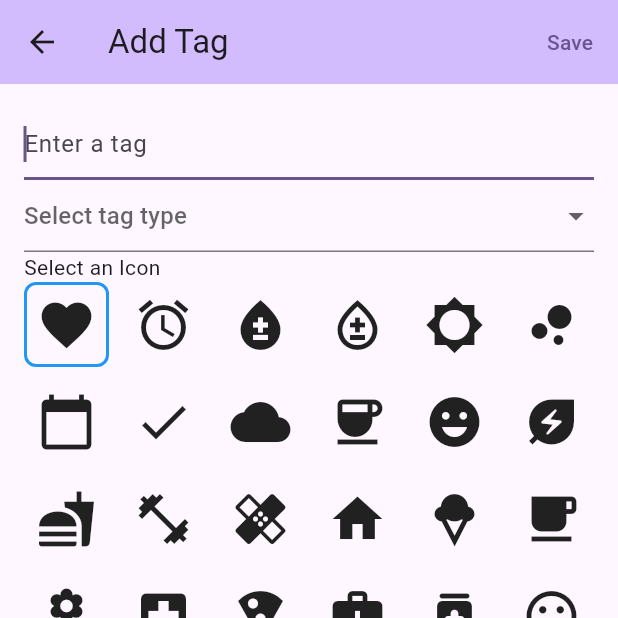
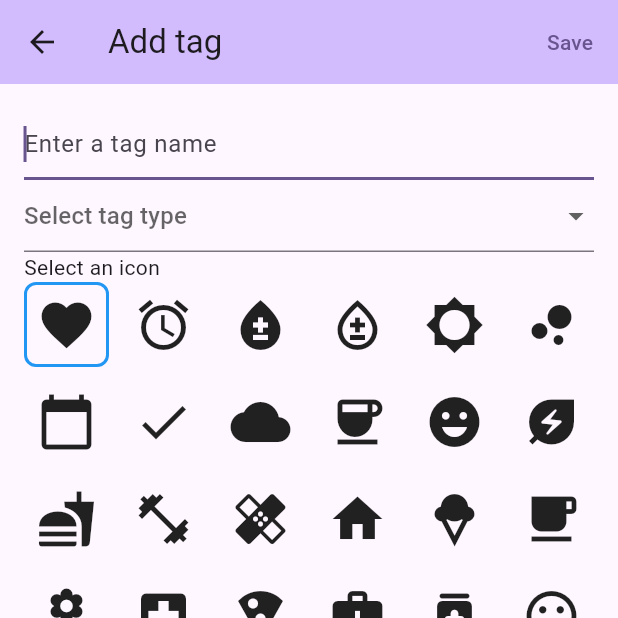
Before and after one commit to HoppenR/flutter-journal-app, a Flutter app: the screen it shows after launch, item 2 of the bottom bar chosen, after a tap on the "add" icon, on a phone screen of 412 x 824 dp, the top half of it. Run offline on Flutter 3.47's test engine with Material 3 defaults, Android fonts, the phone set to English and light mode, and no system bars; our stand-ins replace fl_chart, shared_preferences; generated files the repository leaves out were written again.

Commit message:
feat: localization

```diff
--- a/lib/main.dart
+++ b/lib/main.dart
@@ -1,8 +1,6 @@
 // Vim: set shiftwidth=2 :
 // TODO(Christoffer): Week-wise date picker that highlights a full week
 //                    (see twitch date picker for past broadcasts)
-
-// TODO(Christoffer): Add multilanguage support with intl/flutter_localizations
 
 // TODO(Christoffer): Display overflow tags as "multiple tags here"
 // https://media.discordapp.net/attachments/1260545436259717154/1348700838905909268/IMG_1473.png?ex=67d06b09&is=67cf1989&hm=ccff07c32299f9765e07d4bf4421af597c5b98ab47a82423b645c4e729ae3e70&=&format=webp&quality=lossless&width=496&height=1074
@@ -27,42 +25,80 @@
 import 'dart:ui';
 
 import 'package:flutter/material.dart';
-import 'package:flutter_localizations/flutter_localizations.dart';
-import 'package:intl/date_symbol_data_local.dart';
+import 'package:shared_preferences/shared_preferences.dart';
 
-import 'add_tag_form.dart';
-import 'calendar_week.dart';
-import 'graph.dart';
-import 'tag.dart';
-import 'utility.dart';
+import 'src/add_tag_form.dart';
+import 'src/calendar_week.dart';
+import 'src/generated/l10n/app_localizations.dart';
+import 'src/graph.dart';
+import 'src/tag.dart';
+import 'src/utility.dart';
 
-void main() {
-  initializeDateFormatting('sv_SE');
-  runApp(const JournalApp());
+void main() async {
+  WidgetsFlutterBinding.ensureInitialized();
+  final SharedPreferences prefs = await SharedPreferences.getInstance();
+
+  final String? localeCode = prefs.getString('locale');
+  final Locale? locale = localeCode != null ? Locale(localeCode) : null;
+  runApp(JournalApp(initialLocale: locale));
 }
 
-class JournalApp extends StatelessWidget {
-  const JournalApp({super.key});
+class JournalApp extends StatefulWidget {
+  const JournalApp({super.key, required this.initialLocale});
+
+  final Locale? initialLocale;
+
+  @override
+  State<JournalApp> createState() => JournalAppState();
+
+  static void setLocale(BuildContext context, Locale newLocale) {
+    final JournalAppState? state =
+        context.findAncestorStateOfType<JournalAppState>();
+    state?.changeLanguage(newLocale);
+  }
+}
+
+class JournalAppState extends State<JournalApp> {
+  late Locale? _locale;
+
+  void changeLanguage(Locale locale) {
+    setState(() {
+      _locale = locale;
+    });
+    _saveLanguage(locale);
+  }
+
+  Future<void> _saveLanguage(Locale locale) async {
+    final SharedPreferences prefs = await SharedPreferences.getInstance();
+    await prefs.setString('locale', locale.languageCode);
+  }
+
+  @override
+  void initState() {
+    super.initState();
+    _locale = widget.initialLocale;
+  }
 
   @override
   Widget build(BuildContext context) {
     return MaterialApp(
       scrollBehavior: JournalScrollBehavior(),
-      locale: const Locale('sv', 'SE'),
-      localizationsDelegates: const <LocalizationsDelegate<dynamic>>[
-        GlobalMaterialLocalizations.delegate,
-        GlobalWidgetsLocalizations.delegate,
-        GlobalCupertinoLocalizations.delegate,
-      ],
-      supportedLocales: const <Locale>[
-        Locale('sv', 'SE'),
-      ],
-      title: "Luunie's Journal",
+      localizationsDelegates: AppLocalizations.localizationsDelegates,
+      supportedLocales: AppLocalizations.supportedLocales,
+      locale: _locale,
+      onGenerateTitle: (BuildContext context) {
+        return AppLocalizations.of(context).appTitle;
+      },
       theme: ThemeData(
         colorScheme: ColorScheme.fromSeed(seedColor: Colors.deepPurple),
         useMaterial3: true,
       ),
-      home: const JournalPage(title: 'Journal'),
+      initialRoute: '/',
+      routes: <String, WidgetBuilder>{
+        '/': (BuildContext context) {
+          return JournalPage(title: AppLocalizations.of(context).appTitle);
+        },
+      },
     );
   }
 }
@@ -89,26 +125,47 @@ class JournalScrollBehavior extends MaterialScrollBehavior {
 // --- _JournalPageState ---
 
 class _JournalPageState extends State<JournalPage> {
-  static const int _initialPage = 1000;
   int _selectedViewIndex = 0;
+  final FocusNode _focusNode = FocusNode();
 
+  late int _initialPage;
   late DateTime _startDate;
   late ValueNotifier<int> _focusedPageNotifier;
   late PageController _pageController;
 
   @override
-  Widget build(BuildContext context) => Scaffold(
+  Widget build(BuildContext context) {
+    return Scaffold(
       appBar: AppBar(
         backgroundColor: Theme.of(context).colorScheme.inversePrimary,
         title: Text(widget.title),
         actions: <Widget>[
+          DropdownButton<String>(
+            value: Localizations.localeOf(context).languageCode,
+            icon: const Icon(Icons.language),
+            items: AppLocalizations.supportedLocales
+                .map((Locale locale) => DropdownMenuItem<String>(
+                      value: locale.languageCode,
+                      child: Text(locale.languageCode),
+                    ))
+                .toList(),
+            onChanged: (String? newValue) {
+              if (newValue != null) {
+                JournalApp.setLocale(context, Locale(newValue));
+              }
+              // Remove focus
+              FocusScope.of(context).requestFocus(_focusNode);
+            },
+          ),
           IconButton(
             icon: const Icon(Icons.add),
             onPressed: () => _showAddTagWindow(context),
+            tooltip: AppLocalizations.of(context).addTag,
           ),
           IconButton(
             icon: const Icon(Icons.delete),
             onPressed: () => _showClearPreferencesWindow(context),
+            tooltip: AppLocalizations.of(context).clearDataTitle,
           ),
         ],
       ),
@@ -130,21 +187,23 @@ class _JournalPageState extends State<JournalPage> {
           });
         },
         currentIndex: _selectedViewIndex,
-          items: const <BottomNavigationBarItem>[
+        items: <BottomNavigationBarItem>[
           BottomNavigationBarItem(
-              icon: Icon(Icons.calendar_today, size: 36),
-              label: 'Calendar',
+            icon: const Icon(Icons.calendar_today, size: 36),
+            label: AppLocalizations.of(context).navigationCalendar,
           ),
           BottomNavigationBarItem(
-              icon: Icon(Icons.bar_chart, size: 36),
-              label: 'Graphs',
+            icon: const Icon(Icons.bar_chart, size: 36),
+            label: AppLocalizations.of(context).navigationGraphs,
           ),
         ],
       ),
     );
+  }
 
   @override
   void dispose() {
+    _focusNode.dispose();
     _focusedPageNotifier.dispose();
     _pageController.dispose();
     super.dispose();
@@ -156,18 +215,20 @@ class _JournalPageState extends State<JournalPage> {
     final DateTime now = DateTime.now();
     _startDate = DateTime(now.year, now.month, now.day)
         .subtract(Duration(days: now.weekday - 1));
+    _initialPage = _dateToAbsoluteWeekNumber(_startDate);
     _focusedPageNotifier = ValueNotifier<int>(_initialPage);
     _pageController = PageController(initialPage: _initialPage);
     loadTags();
   }
 
-  Widget _buildClearPreferencesDialog(BuildContext context) => AlertDialog(
-        title: const Text('Clear tags'),
-        content: const Text('Are you sure you want to clear data?'),
+  Widget _buildClearPreferencesDialog(BuildContext context) {
+    return AlertDialog(
+      title: Text(AppLocalizations.of(context).clearDataTitle),
+      content: Text(AppLocalizations.of(context).clearDataPrompt),
       actions: <Widget>[
         TextButton(
           onPressed: Navigator.of(context).pop,
-            child: const Text('Cancel'),
+          child: Text(AppLocalizations.of(context).promptNegative),
         ),
         TextButton(
           onPressed: () {
@@ -176,15 +237,17 @@ class _JournalPageState extends State<JournalPage> {
               tagNames.clear();
               appliedTags.clear();
             });
-              showSnackBar(context, 'Preferences cleared');
+            showSnackBar(context, AppLocalizations.of(context).clearDataDone);
             Navigator.of(context).pop();
           },
-            child: const Text('Yes'),
+          child: Text(AppLocalizations.of(context).promptAffirmative),
         ),
       ],
     );
+  }
 
-  Widget _calendarBody() => Expanded(
+  Widget _calendarBody() {
+    return Expanded(
       child: PageView.builder(
         controller: _pageController,
         // scrollDirection: Axis.horizontal,
@@ -196,14 +259,21 @@ class _JournalPageState extends State<JournalPage> {
         ),
       ),
     );
+  }
 
-  Widget _calendarNavigation() => Row(
+  Widget _calendarNavigation() {
+    return Row(
       mainAxisAlignment: MainAxisAlignment.spaceBetween,
       children: <Widget>[
         IconButton(
           icon: const Icon(Icons.arrow_back),
-            onPressed: () => _jumpToPage(_pageController.page!.toInt() - 1),
-            tooltip: 'Föregående månad',
+          onPressed: () {
+            final int page = _pageController.page!.toInt();
+            if (page > 1) {
+              return _jumpToPage(page - 1);
+            }
+          },
+          tooltip: AppLocalizations.of(context).prevWeek,
         ),
         ValueListenableBuilder<int>(
             valueListenable: _focusedPageNotifier,
@@ -219,15 +289,18 @@ class _JournalPageState extends State<JournalPage> {
                   final DateTime? selectedDate = await showDatePicker(
                     context: context,
                     initialDate: currentDate,
-                      firstDate: _pageIndexToDate(0),
-                      lastDate: _pageIndexToDate(_initialPage * 2),
+                    firstDate: DateTime(1),
+                    lastDate: DateTime(2500, 12, 31),
                   );
                   if (selectedDate != null) {
                     _jumpToPage(_dateToPageIndex(selectedDate));
                   }
                 },
                 child: Text(
-                    '${currentDate.year} v$weekNumber',
+                  AppLocalizations.of(context).yearAndWeek(
+                    currentDate.year,
+                    weekNumber,
+                  ),
                   style: const TextStyle(
                       fontSize: 20, fontWeight: FontWeight.bold),
                 ),
@@ -235,14 +308,31 @@ class _JournalPageState extends State<JournalPage> {
             }),
         IconButton(
           icon: const Icon(Icons.arrow_forward),
-            onPressed: () => _jumpToPage(_pageController.page!.toInt() + 1),
-            tooltip: 'Nästa månad',
+          onPressed: () {
+            final int page = _pageController.page!.toInt();
+            final int lastPage = _dateToPageIndex(DateTime(2500, 12, 31));
+            if (page < lastPage) {
+              return _jumpToPage(page + 1);
+            }
+          },
+          tooltip: AppLocalizations.of(context).nextWeek,
         ),
       ],
     );
+  }
 
   int _dateToPageIndex(DateTime date) {
-    return (date.difference(_startDate).inDays / 7).floor() + _initialPage;
+    return _dateToAbsoluteWeekNumber(date);
+  }
+
+  int _dateToAbsoluteWeekNumber(DateTime date) {
+    final DateTime jan4 = DateTime(1, 1, 4);
+    final DateTime firstWeekMonday =
+        jan4.subtract(Duration(days: jan4.weekday - 1));
+
+    final int diffDays = date.difference(firstWeekMonday).inDays;
+
+    return diffDays ~/ 7 + 1;
   }
 
   int _dateToWeekNumber(DateTime date) {
--- a/lib/add_tag_form.dart
+++ b/lib/src/add_tag_form.dart
@@ -1,5 +1,6 @@
 // Vim: set shiftwidth=2 :
 import 'package:flutter/material.dart';
+import 'generated/l10n/app_localizations.dart';
 import 'tag.dart';
 
 class AddTagForm extends StatefulWidget {
@@ -35,7 +36,7 @@ class AddTagFormState extends State<AddTagForm> {
     return Scaffold(
       appBar: AppBar(
         backgroundColor: Theme.of(context).colorScheme.inversePrimary,
-        title: const Text('Add Tag'),
+        title: Text(AppLocalizations.of(context).addTag),
         actions: <Widget>[
           TextButton(
             onPressed: () {
@@ -73,7 +74,7 @@ class AddTagFormState extends State<AddTagForm> {
                 Navigator.of(context).pop(true);
               }
             },
-            child: const Text('Save'),
+            child: Text(AppLocalizations.of(context).saveTag),
           ),
         ],
       ),
@@ -87,37 +88,41 @@ class AddTagFormState extends State<AddTagForm> {
             children: <Widget>[
               TextFormField(
                 controller: tagController,
-                decoration: const InputDecoration(hintText: 'Enter a tag'),
-                validator: (String? value) =>
-                    value == null || value.isEmpty ? 'Tag is required' : null,
+                decoration: InputDecoration(
+                  hintText: AppLocalizations.of(context).tagNameHint,
+                ),
+                validator: (String? value) => value == null || value.isEmpty
+                    ? AppLocalizations.of(context).tagNameMissing
+                    : null,
                 autofocus: true,
               ),
               DropdownButtonFormField<TagType>(
                 value: selectedType,
-                hint: const Text('Select tag type'),
-                items: const <DropdownMenuItem<TagType>>[
+                hint: Text(AppLocalizations.of(context).tagSelectType),
+                items: <DropdownMenuItem<TagType>>[
                   DropdownMenuItem<TagType>(
                     value: TagType.list,
-                    child: Text('List'),
+                    child: Text(AppLocalizations.of(context).tagTypeList),
                   ),
                   DropdownMenuItem<TagType>(
                     value: TagType.toggle,
-                    child: Text('Toggle'),
+                    child: Text(AppLocalizations.of(context).tagTypeToggle),
                   ),
                   DropdownMenuItem<TagType>(
                     value: TagType.multi,
-                    child: Text('Multi'),
+                    child: Text(AppLocalizations.of(context).tagTypeMulti),
                   ),
                 ],
                 onChanged: (TagType? value) => setState(() {
                   selectedType = value;
                 }),
-                validator: (TagType? value) =>
-                    value == null ? 'Tag type is required' : null,
+                validator: (TagType? value) => value == null
+                    ? AppLocalizations.of(context).tagTypeMissing
+                    : null,
               ),
               if (selectedType == TagType.list || selectedType == TagType.multi)
                 ..._buildOptionFields(),
-              const Text('Select an Icon'),
+              Text(AppLocalizations.of(context).tagSelectIcon),
               _buildIconSelection(),
             ],
           ),
@@ -129,18 +134,22 @@ class AddTagFormState extends State<AddTagForm> {
   List<Widget> _buildOptionFields() {
     return <Widget>[
       const SizedBox(height: 16),
-      const Text('Options', style: TextStyle(fontWeight: FontWeight.bold)),
+      Text(
+        AppLocalizations.of(context).tagOptions,
+        style: const TextStyle(fontWeight: FontWeight.bold),
+      ),
       ...optionControllers.asMap().entries.map(
-            (MapEntry<int, TextEditingController> entry) => Row(
+        (MapEntry<int, TextEditingController> entry) {
+          return Row(
             children: <Widget>[
               Expanded(
                 child: TextFormField(
                   controller: entry.value,
-                    decoration: const InputDecoration(
-                      hintText: 'Enter an option',
+                  decoration: InputDecoration(
+                    hintText: AppLocalizations.of(context).tagAddOption,
                   ),
                   validator: (String? value) => value == null || value.isEmpty
-                        ? 'Option is required'
+                      ? AppLocalizations.of(context).tagOptionMissing
                       : null,
                   onChanged: (String? value) => setState(() {}),
                 ),
@@ -153,7 +162,8 @@ class AddTagFormState extends State<AddTagForm> {
                   }),
                 ),
             ],
-            ),
+          );
+        },
       ),
       IconButton(
         icon: const Icon(Icons.add),
--- a/lib/graph.dart
+++ b/lib/src/graph.dart
@@ -13,7 +13,8 @@ class GraphPage extends StatefulWidget {
 
 class _GraphPageState extends State<GraphPage> {
   @override
-  Widget build(BuildContext context) => PieChart(
+  Widget build(BuildContext context) {
+    return PieChart(
       PieChartData(
         sectionsSpace: 5,
         centerSpaceRadius: 40,
@@ -22,6 +23,7 @@ class _GraphPageState extends State<GraphPage> {
         borderData: FlBorderData(show: false),
       ),
     );
+  }
 
   List<PieChartSectionData> _generateSections() {
     return <PieChartSectionData>[
```
Also changed, not shown: l10n.yaml (added, +9 -0 lines), lib/l10n/app_en.arb (added, +112 -0 lines), lib/l10n/app_sv.arb (added, +27 -0 lines), lib/src/calendar_week.dart (renamed from lib/calendar_week.dart, +9 -21 lines), lib/src/tag_overview.dart (renamed from lib/tag_overview.dart, +8 -6 lines), pubspec.yaml (+8 -2 lines), lib/src/tag.dart (renamed from lib/tag.dart), lib/src/utility.dart (renamed from lib/utility.dart), 1 other file. Lines whose indentation alone changed are shown as unchanged.
